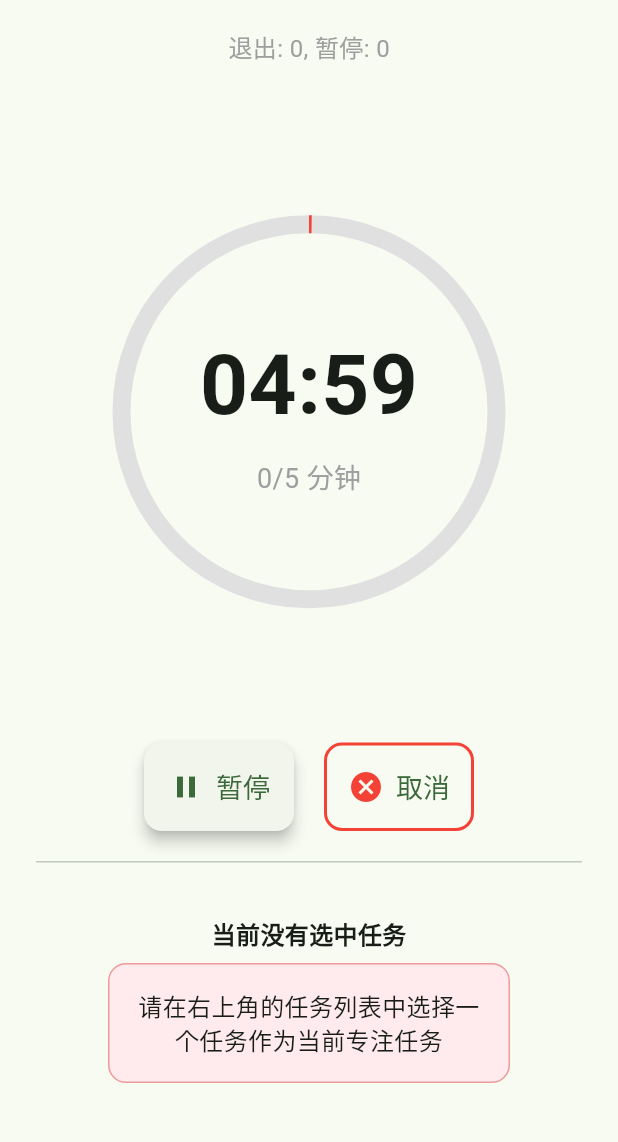
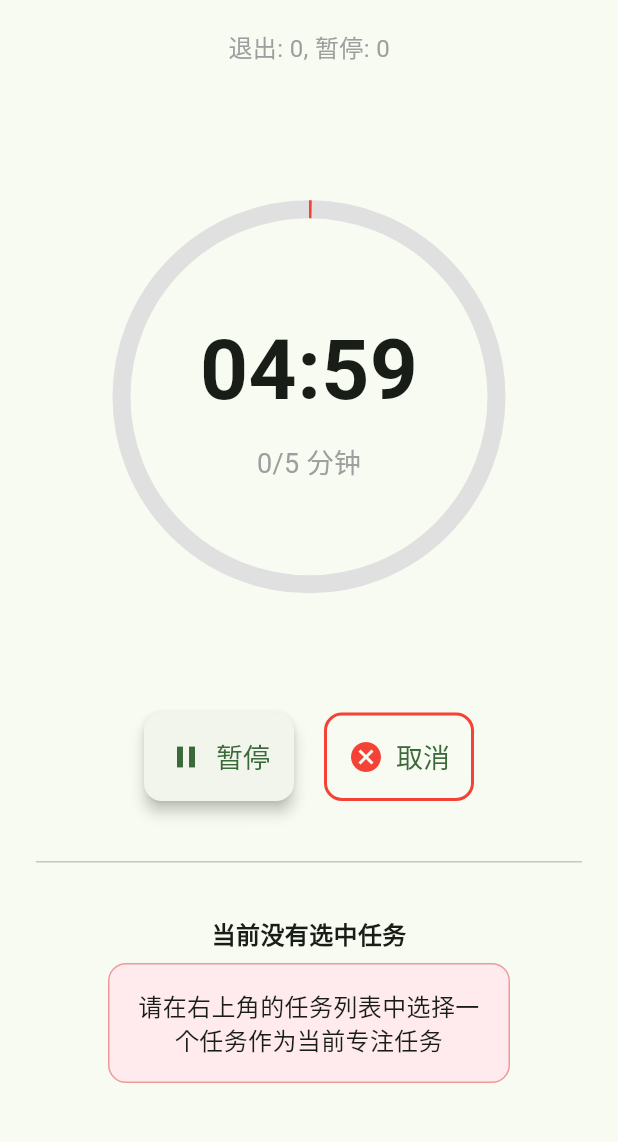
Before and after one commit to cup113/unison, a Flutter app: the screen it shows after launch, after a tap on an icon or button, on a phone screen of 412 x 824 dp, the part 84-1226 px from its top. Run offline on Flutter 3.47's test engine with Material 3 defaults, Android fonts, the phone set to English and light mode, and no system bars; our stand-ins replace shared_preferences.

Commit message:
feat(timer): 增加计时器加时功能并优化计时逻辑
- 新增加时功能，允许用户在计时器运行时增加时间
- 优化计时逻辑，允许 remainingSeconds 为负数，继续倒计时
- 在计时器完成时设置 dialogActive 状态，防止重复触发
- 优化计时器显示，支持负数时间的正确显示
- 调整计时器控件布局，提高用户体验

```diff
--- a/lib/timer_manager.dart
+++ b/lib/timer_manager.dart
@@ -13,6 +13,7 @@ class TimerManager with ChangeNotifier {
   int _pauseCount = 0; // 暂停次数
   DateTime? _startTime; // 开始时间
   DateTime? _lastTickTime; // 上次计时时间
+  bool _dialogActive = false; // 标记弹窗是否激活
   static const String _timerStateKey = 'timer_state_v2';
   static const String _focusRecordsKey = 'focus_records_v2';
 
@@ -23,6 +24,7 @@ class TimerManager with ChangeNotifier {
   bool get isPaused => _isPaused;
   bool get isTimerActive => _timer?.isActive ?? false;
   DateTime? get startTime => _startTime;
+  bool get dialogActive => _dialogActive;
 
   Future<void> loadFromStorage() async {
     final prefs = await SharedPreferences.getInstance();
@@ -37,6 +39,7 @@ class TimerManager with ChangeNotifier {
       _exitCount = timerState['exitCount'] ?? 0;
       _isPaused = timerState['isPaused'] ?? false;
       _pauseCount = timerState['pauseCount'] ?? 0;
+      _dialogActive = timerState['dialogActive'] ?? false; // 加载dialogActive状态
       _startTime = timerState['startTime'] != null
           ? DateTime.fromMillisecondsSinceEpoch(timerState['startTime'])
           : null;
@@ -65,6 +68,7 @@ class TimerManager with ChangeNotifier {
         'exitCount': _exitCount,
         'isPaused': _isPaused,
         'pauseCount': _pauseCount,
+        'dialogActive': _dialogActive, // 保存dialogActive状态
         'startTime': _startTime?.millisecondsSinceEpoch,
         'lastExitTime': _lastExitTime?.millisecondsSinceEpoch,
         'lastTickTime': _lastTickTime?.millisecondsSinceEpoch,
@@ -118,6 +122,7 @@ class TimerManager with ChangeNotifier {
     _exitCount = 0; // 重置退出次数
     _startTime = DateTime.now(); // 记录开始时间
     _lastTickTime = _startTime; // 初始化上次调用时间为开始时间
+    _dialogActive = false; // 重置dialogActive状态
 
     _timer?.cancel();
     _startTimerPeriodic();
@@ -126,7 +131,7 @@ class TimerManager with ChangeNotifier {
   }
 
   void resumeTimer() {
-    if (_remainingSeconds != null && _remainingSeconds! > 0) {
+    if (_remainingSeconds != null && _remainingSeconds != 0) {
       _timer?.cancel();
       _startTimerPeriodic();
       notifyListeners();
@@ -147,13 +152,9 @@ class TimerManager with ChangeNotifier {
       }
       _lastTickTime = now;
 
-      if (_remainingSeconds! > 0) {
-        _remainingSeconds = _remainingSeconds! - 1;
-        notifyListeners();
-      } else {
-        _timer?.cancel();
-        notifyListeners();
-      }
+      // 修改：允许remainingSeconds为负数，继续倒计时
+      _remainingSeconds = _remainingSeconds! - 1;
+      notifyListeners();
 
       saveToStorage();
     });
@@ -194,8 +195,26 @@ class TimerManager with ChangeNotifier {
     _remainingSeconds = null;
     _isPaused = false;
     _startTime = null;
+    _dialogActive = false; // 重置dialogActive状态
     saveToStorage();
     notifyListeners();
+  }
+
+  // 新增：设置dialogActive状态
+  void setDialogActive(bool active) {
+    _dialogActive = active;
+    notifyListeners();
+    saveToStorage();
+  }
+
+  // 新增：增加时间功能
+  void addTime(int minutes) {
+    if (_remainingSeconds != null) {
+      _remainingSeconds = _remainingSeconds! + (minutes * 60);
+      _selectedDuration = _selectedDuration! + minutes;
+      notifyListeners();
+      saveToStorage();
+    }
   }
 
   // 新增：获取专注记录
@@ -203,7 +222,12 @@ class TimerManager with ChangeNotifier {
     final prefs = await SharedPreferences.getInstance();
     final recordsString = prefs.getString(_focusRecordsKey);
     if (recordsString != null) {
-      return List<Map<String, dynamic>>.from(json.decode(recordsString));
+      try {
+        return List<Map<String, dynamic>>.from(json.decode(recordsString));
+      } catch (e) {
+        // 如果解析失败，返回空列表
+        return [];
+      }
     }
     return [];
   }
--- a/lib/timer_view.dart
+++ b/lib/timer_view.dart
@@ -48,9 +48,14 @@ class _TimerViewState extends State<TimerView> {
     final timerManager = widget.appStateManager.timerManager;
     final todoManager = widget.appStateManager.todoManager;
 
-    // 检查计时器是否完成
-    if (widget.remainingSeconds <= 0 && timerManager.isTimerActive == false) {
+    // 修改：允许remainingSeconds为负数
+    if (widget.remainingSeconds <= 0 && !timerManager.dialogActive) {
+      // 设置dialogActive为true，防止重复触发
+      timerManager.setDialogActive(true);
+      // 使用addPostFrameCallback避免在build过程中调用setState
+      WidgetsBinding.instance.addPostFrameCallback((_) {
         widget.onTimerComplete();
+      });
     }
 
     return LayoutBuilder(
@@ -89,10 +94,20 @@ class _TimerViewState extends State<TimerView> {
   }
 
   Widget _buildTimerDisplay() {
-    final minutes = (widget.remainingSeconds / 60).floor();
-    final seconds = widget.remainingSeconds % 60;
-    final progress =
+    // 修改：处理负数时间显示
+    final totalSeconds = widget.remainingSeconds.abs();
+    final minutes = (totalSeconds / 60).floor();
+    final seconds = totalSeconds % 60;
+    final isNegative = widget.remainingSeconds < 0;
+
+    // 修改：处理进度计算，允许负数
+    double progress;
+    if (widget.remainingSeconds >= 0) {
+      progress =
           1.0 - (widget.remainingSeconds / (widget.selectedDuration * 60));
+    } else {
+      progress = 1.0;
+    }
 
     return Stack(
       alignment: Alignment.center,
@@ -100,7 +115,7 @@ class _TimerViewState extends State<TimerView> {
         // 圆形进度条
         _buildCircularProgress(progress),
         // 中心倒计时文本
-        _buildTimerText(minutes, seconds),
+        _buildTimerText(minutes, seconds, isNegative),
       ],
     );
   }
@@ -133,14 +148,14 @@ class _TimerViewState extends State<TimerView> {
     );
   }
 
-  Widget _buildTimerText(int minutes, int seconds) {
+  Widget _buildTimerText(int minutes, int seconds, bool isNegative) {
     return Column(
       mainAxisSize: MainAxisSize.min,
       children: [
         Text(
-          '${minutes.toString().padLeft(2, '0')}:${seconds.toString().padLeft(2, '0')}',
+          '${isNegative ? '-' : ''}${minutes.toString().padLeft(2, '0')}:${seconds.toString().padLeft(2, '0')}',
           key: ValueKey(
-              '${minutes.toString().padLeft(2, '0')}:${seconds.toString().padLeft(2, '0')}'),
+              '${isNegative ? '-' : ''}${minutes.toString().padLeft(2, '0')}:${seconds.toString().padLeft(2, '0')}'),
           style: const TextStyle(
             fontSize: 56,
             fontWeight: FontWeight.bold,
@@ -148,8 +163,13 @@ class _TimerViewState extends State<TimerView> {
         ),
         const SizedBox(height: 8),
         Text(
-          '${(widget.selectedDuration * 60 - widget.remainingSeconds) ~/ 60}/${widget.selectedDuration} 分钟',
-          style: const TextStyle(
+          '${((widget.selectedDuration * 60 - widget.remainingSeconds) ~/ 60).abs()}/${widget.selectedDuration} 分钟',
+          style: isNegative
+              ? const TextStyle(
+                  fontSize: 18,
+                  color: Colors.red,
+                )
+              : const TextStyle(
                   fontSize: 18,
                   color: Colors.grey,
                 ),
@@ -159,12 +179,18 @@ class _TimerViewState extends State<TimerView> {
   }
 
   Widget _buildTimerControls(TimerManager timerManager) {
-    return Row(
+    return Column(
+      mainAxisSize: MainAxisSize.min,
+      children: [
+        Row(
           mainAxisAlignment: MainAxisAlignment.center,
           children: [
             _buildPauseResumeButton(timerManager),
             const SizedBox(width: 20),
             _buildCancelButton(timerManager),
+          ],
+        ),
+        const SizedBox(height: 20),
       ],
     );
   }
--- a/pubspec.yaml
+++ b/pubspec.yaml
@@ -1,7 +1,7 @@
 name: unison
 description: "Track Progress, Homework Together"
 publish_to: 'none'
-version: 0.0.2+10
+version: 0.0.2+11
 
 environment:
   sdk: ^3.0.4
```
Also changed, not shown: lib/focus_timer_page.dart (+57 -0 lines), 1 other file. Lines whose indentation alone changed are shown as unchanged.
